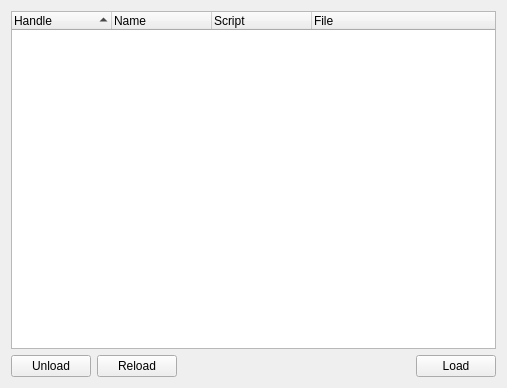
Old version of the form ui/ScriptInstanceTable.ui in the repository dmzgroup/css.
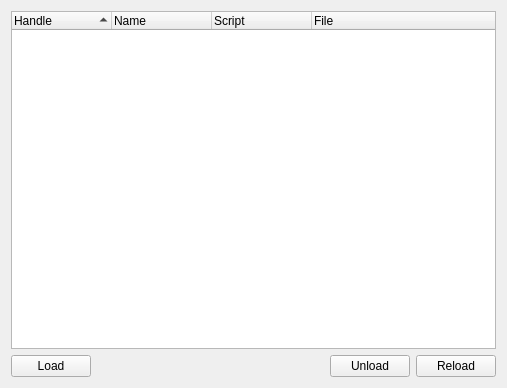
New version of the form.

Commit message: Removed debug print outs.

```diff
--- a/ui/ScriptInstanceTable.ui
+++ b/ui/ScriptInstanceTable.ui
@@ -56,16 +56,9 @@
    <item>
     <layout class="QHBoxLayout" name="horizontalLayout">
      <item>
-      <widget class="QPushButton" name="unloadButton">
+      <widget class="QPushButton" name="loadButton">
        <property name="text">
-        <string>Unload</string>
-       </property>
-      </widget>
-     </item>
-     <item>
-      <widget class="QPushButton" name="reloadButton">
-       <property name="text">
-        <string>Reload</string>
+        <string>Load</string>
        </property>
       </widget>
      </item>
@@ -83,9 +76,16 @@
       </spacer>
      </item>
      <item>
-      <widget class="QPushButton" name="loadButton">
+      <widget class="QPushButton" name="unloadButton">
        <property name="text">
-        <string>Load</string>
+        <string>Unload</string>
+       </property>
+      </widget>
+     </item>
+     <item>
+      <widget class="QPushButton" name="reloadButton">
+       <property name="text">
+        <string>Reload</string>
        </property>
       </widget>
      </item>
```
The commit also changes 2 other files.
